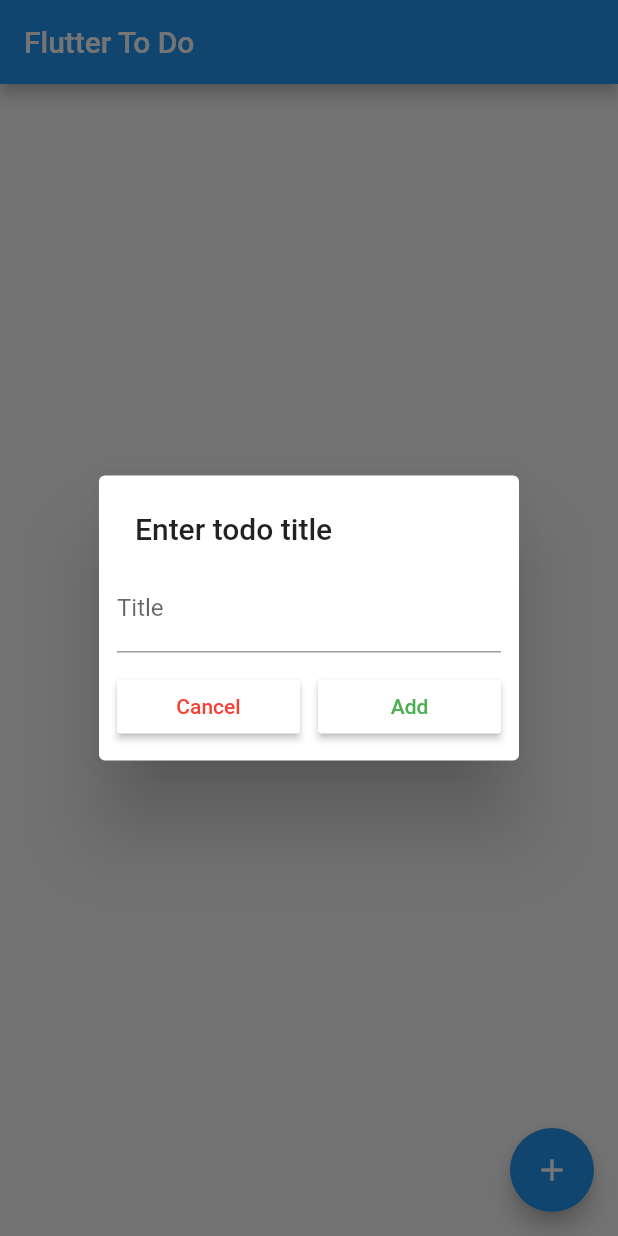
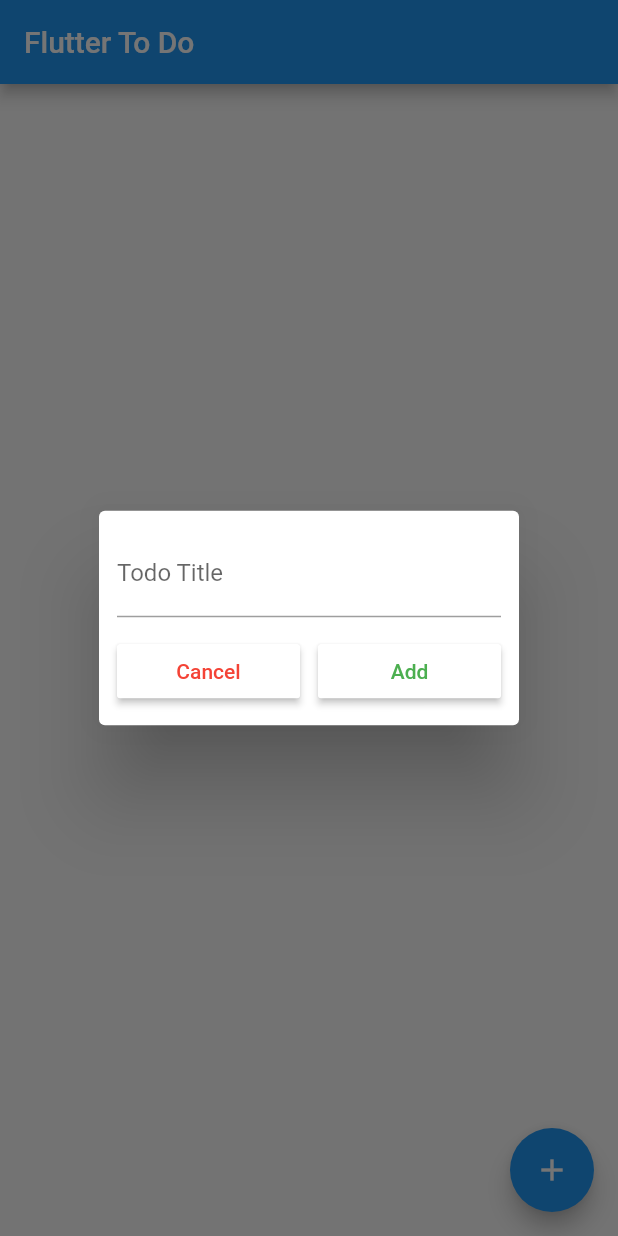
Before and after one commit to rohan20/flutter-todo, a Flutter app: the screen it shows after launch, after a tap on the "add" icon, on a phone screen of 412 x 824 dp. Run offline on Flutter 3.47's test engine with Material 2 defaults, Android fonts, the phone set to English and light mode, and no system bars.

Commit message:
feat: add todo using user input

```diff
--- a/lib/screens/toDoScreen.dart
+++ b/lib/screens/toDoScreen.dart
@@ -10,6 +10,8 @@ class ToDoScreen extends StatefulWidget {
 }
 
 class _ToDoScreenState extends State<ToDoScreen> {
+  TextEditingController titleTextController = TextEditingController();
+
   List<ToDo> allToDoList = [];
 
   @override
@@ -69,14 +71,16 @@ class _ToDoScreenState extends State<ToDoScreen> {
         context: context,
         builder: (context) {
           return AlertDialog(
-            title: Text("Enter todo title"),
             contentPadding: const EdgeInsets.all(12.0),
             content: Column(
               mainAxisSize: MainAxisSize.min,
               children: <Widget>[
                 TextField(
+                  enabled: true,
+                  controller: titleTextController,
+                  keyboardType: TextInputType.text,
                   decoration: InputDecoration(
-                    labelText: "Title",
+                    labelText: "Todo Title",
                     hintText: "Eg: Buy eggs",
                   ),
                 ),
@@ -88,7 +92,7 @@ class _ToDoScreenState extends State<ToDoScreen> {
                     children: <Widget>[
                       _alertDialogButton("Cancel", Colors.red),
                       SizedBox(width: 12.0),
-                      _alertDialogButton("Add", Colors.green),
+                      _alertDialogButton("Add", Colors.green, true),
                     ],
                   ),
                 ),
@@ -98,15 +102,35 @@ class _ToDoScreenState extends State<ToDoScreen> {
         });
   }
 
-  _alertDialogButton(String buttonText, Color textColor) {
+  _alertDialogButton(
+    String buttonText,
+    Color textColor, [
+    bool isAddTodoButton = false,
+  ]) {
     return Expanded(
       child: RaisedButton(
           color: Colors.white,
           child: Text(buttonText),
           textColor: textColor,
           onPressed: () {
+            if (titleTextController.text.isNotEmpty) {
+              if (isAddTodoButton) {
+                setState(() {
+                  allToDoList.add(new ToDo(titleTextController.text, true));
+                });
+              }
+            }
+
+            titleTextController.clear();
             Navigator.of(context).pop();
           }),
     );
   }
+
+  @override
+  void dispose() {
+    // Clean up the controller when the Widget is disposed
+    titleTextController.dispose();
+    super.dispose();
+  }
 }
```
